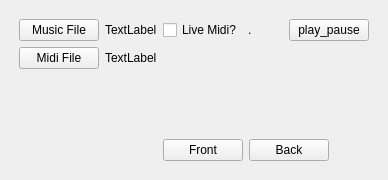
Above: cpp/src/mainwindow.ui from PeterMitrano/glowsuit before the change. Below: the same form after it.
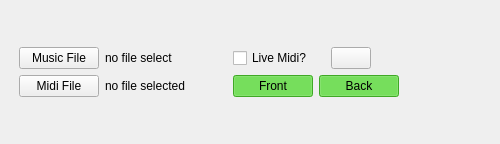
That is the form after the change. Icons and pictures are not drawn.

Diff of the .ui file:
```diff
--- a/cpp/src/mainwindow.ui
+++ b/cpp/src/mainwindow.ui
@@ -6,8 +6,8 @@
    <rect>
     <x>0</x>
     <y>0</y>
-    <width>380</width>
-    <height>180</height>
+    <width>500</width>
+    <height>144</height>
    </rect>
   </property>
   <property name="windowTitle">
@@ -59,19 +59,32 @@
           <item row="0" column="1">
            <widget class="QLabel" name="music_filename_label">
             <property name="text">
-             <string>TextLabel</string>
+             <string>no file select</string>
             </property>
            </widget>
           </item>
           <item row="1" column="1">
            <widget class="QLabel" name="midi_filename_label">
             <property name="text">
-             <string>TextLabel</string>
+             <string>no file selected</string>
             </property>
            </widget>
           </item>
          </layout>
         </item>
+        <item>
+         <spacer name="horizontalSpacer_4">
+          <property name="orientation">
+           <enum>Qt::Horizontal</enum>
+          </property>
+          <property name="sizeHint" stdset="0">
+           <size>
+            <width>40</width>
+            <height>20</height>
+           </size>
+          </property>
+         </spacer>
+        </item>
         <item>
          <layout class="QVBoxLayout" name="controls_layout">
           <item>
@@ -86,32 +99,40 @@
             <item>
              <widget class="QLabel" name="midi_indicator_label">
               <property name="text">
-               <string>.</string>
+               <string/>
               </property>
              </widget>
             </item>
             <item>
              <widget class="QPushButton" name="play_pause_button">
               <property name="text">
-               <string>play_pause</string>
+               <string/>
+              </property>
+              <property name="icon">
+               <iconset resource="../command_station.qrc">
+                <normaloff>:/icons/play-solid.png</normaloff>
+                <normalon>:/icons/pause-solid.png</normalon>:/icons/play-solid.png</iconset>
+              </property>
+              <property name="checkable">
+               <bool>true</bool>
               </property>
              </widget>
             </item>
+            <item>
+             <spacer name="horizontalSpacer_2">
+              <property name="orientation">
+               <enum>Qt::Horizontal</enum>
+              </property>
+              <property name="sizeHint" stdset="0">
+               <size>
+                <width>40</width>
+                <height>20</height>
+               </size>
+              </property>
+             </spacer>
+            </item>
            </layout>
           </item>
-          <item>
-           <spacer name="verticalSpacer">
-            <property name="orientation">
-             <enum>Qt::Vertical</enum>
-            </property>
-            <property name="sizeHint" stdset="0">
-             <size>
-              <width>20</width>
-              <height>40</height>
-             </size>
-            </property>
-           </spacer>
-          </item>
           <item>
            <layout class="QHBoxLayout" name="viz_controls_layout">
             <item>
@@ -122,9 +143,33 @@
                 <verstretch>0</verstretch>
                </sizepolicy>
               </property>
+              <property name="styleSheet">
+               <string notr="true">QPushButton {
+background-color: #e83535;
+color: #000000;
+}
+QPushButton:pressed {
+background-color: #ad1010;
+color: #000000;
+}
+QPushButton:checked {
+background-color: #58eb34;
+color: #000000;
+}
+QPushButton:checked:pressed {
+background-color: #34ba13;
+color: #000000;
+}</string>
+              </property>
               <property name="text">
                <string>Front</string>
               </property>
+              <property name="checkable">
+               <bool>true</bool>
+              </property>
+              <property name="checked">
+               <bool>true</bool>
+              </property>
              </widget>
             </item>
             <item>
@@ -135,9 +180,33 @@
                 <verstretch>0</verstretch>
                </sizepolicy>
               </property>
+              <property name="styleSheet">
+               <string notr="true">QPushButton {
+background-color: #e83535;
+color: #000000;
+}
+QPushButton:pressed {
+background-color: #ad1010;
+color: #000000;
+}
+QPushButton:checked {
+background-color: #58eb34;
+color: #000000;
+}
+QPushButton:checked:pressed {
+background-color: #34ba13;
+color: #000000;
+}</string>
+              </property>
               <property name="text">
                <string>Back</string>
               </property>
+              <property name="checkable">
+               <bool>true</bool>
+              </property>
+              <property name="checked">
+               <bool>true</bool>
+              </property>
              </widget>
             </item>
             <item>
@@ -157,6 +226,19 @@
           </item>
          </layout>
         </item>
+        <item>
+         <spacer name="horizontalSpacer_3">
+          <property name="orientation">
+           <enum>Qt::Horizontal</enum>
+          </property>
+          <property name="sizeHint" stdset="0">
+           <size>
+            <width>40</width>
+            <height>20</height>
+           </size>
+          </property>
+         </spacer>
+        </item>
        </layout>
       </item>
      </layout>
```
Left out of the diff: 4 changed lines with no effect on the pictures.
